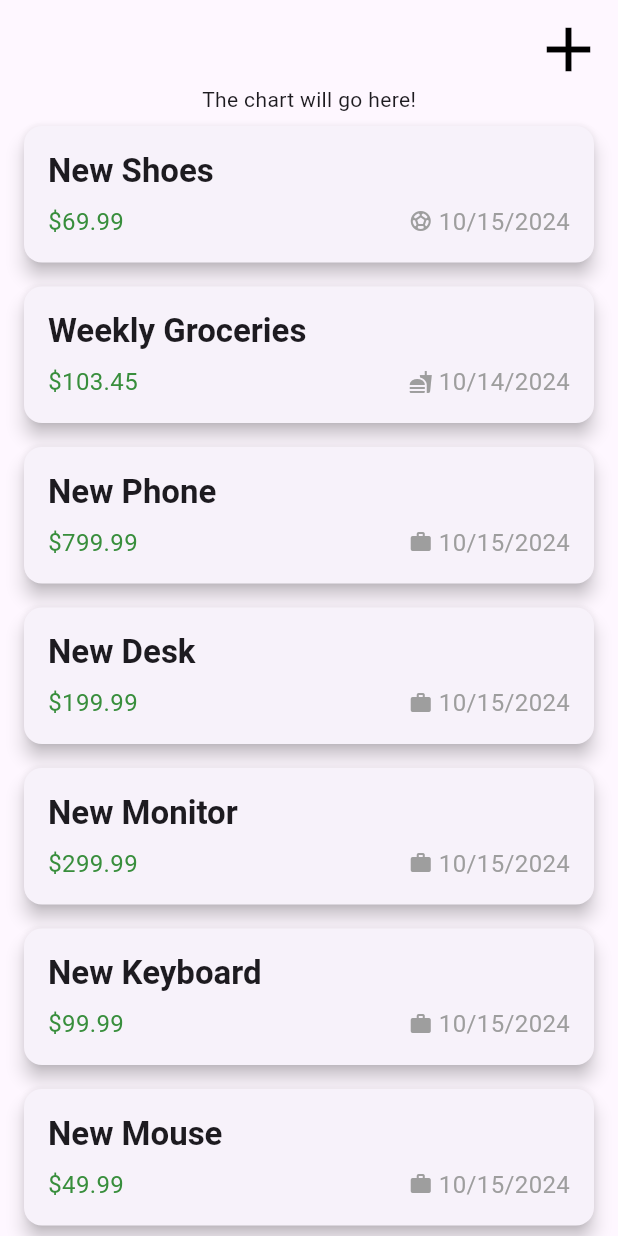
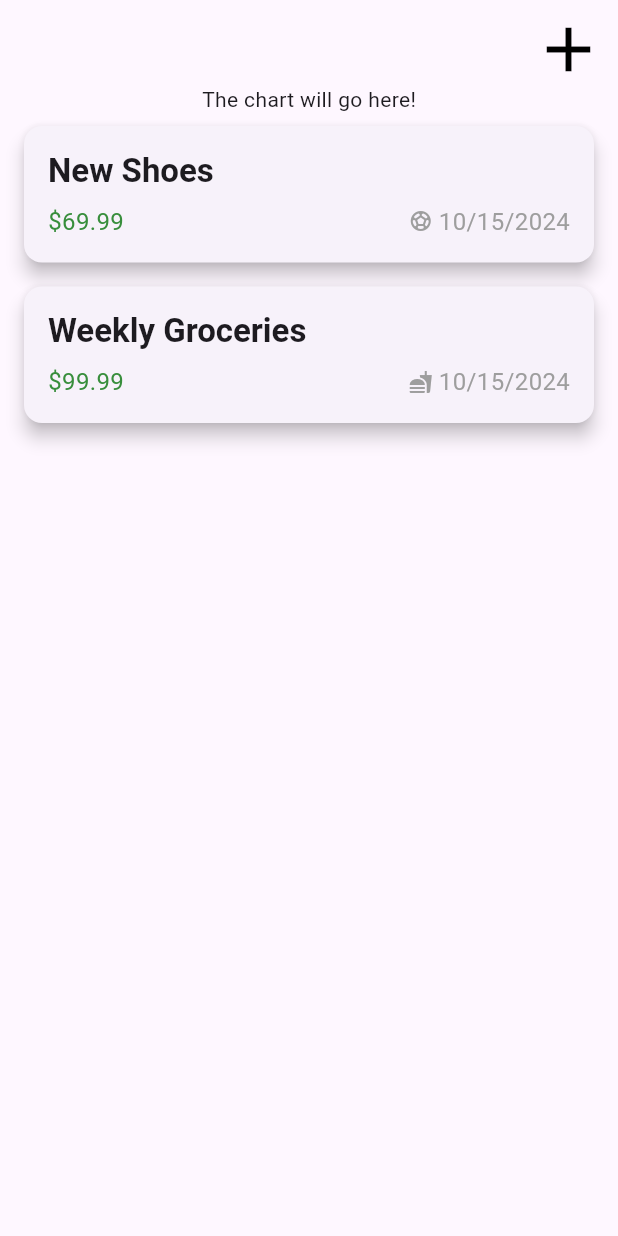
Before and after one commit to MichalMatu/expense_tracker, a Flutter app: the screen it shows after launch, on a phone screen of 412 x 824 dp. Run offline on Flutter 3.47's test engine with Material 3 defaults, Android fonts, the phone set to English and light mode, and no system bars.

Commit message:
shorten dummy data

```diff
--- a/lib/widgets/expenses_list/expenses.dart
+++ b/lib/widgets/expenses_list/expenses.dart
@@ -21,58 +21,9 @@ class _ExpensesState extends State<Expensed> {
     ),
     Expense(
       title: 'Weekly Groceries',
-      amount: 103.45,
-      // set date to yesterday
-      date: DateTime.now().subtract(const Duration(days: 1)),
-      category: Category.food,
-    ),
-    Expense(
-      title: 'New Phone',
-      amount: 799.99,
-      date: DateTime.now(),
-      category: Category.work,
-    ),
-    Expense(
-      title: 'New Desk',
-      amount: 199.99,
-      date: DateTime.now(),
-      category: Category.work,
-    ),
-    Expense(
-      title: 'New Monitor',
-      amount: 299.99,
-      date: DateTime.now(),
-      category: Category.work,
-    ),
-    Expense(
-      title: 'New Keyboard',
       amount: 99.99,
       date: DateTime.now(),
-      category: Category.work,
-    ),
-    Expense(
-      title: 'New Mouse',
-      amount: 49.99,
-      date: DateTime.now(),
-      category: Category.work,
-    ),
-    Expense(
-      title: 'New Chair',
-      amount: 199.99,
-      date: DateTime.now(),
-      category: Category.work,
-    ),
-    Expense(
-      title: 'New Lamp',
-      amount: 29.99,
-      date: DateTime.now(),
-      category: Category.work,
-    ),
-    Expense(
-      title: 'New Plant',
-      amount: 9.99,
-      date: DateTime.now(),
-      category: Category.leisure,
+      category: Category.food,
     ),
   ];
 
```
